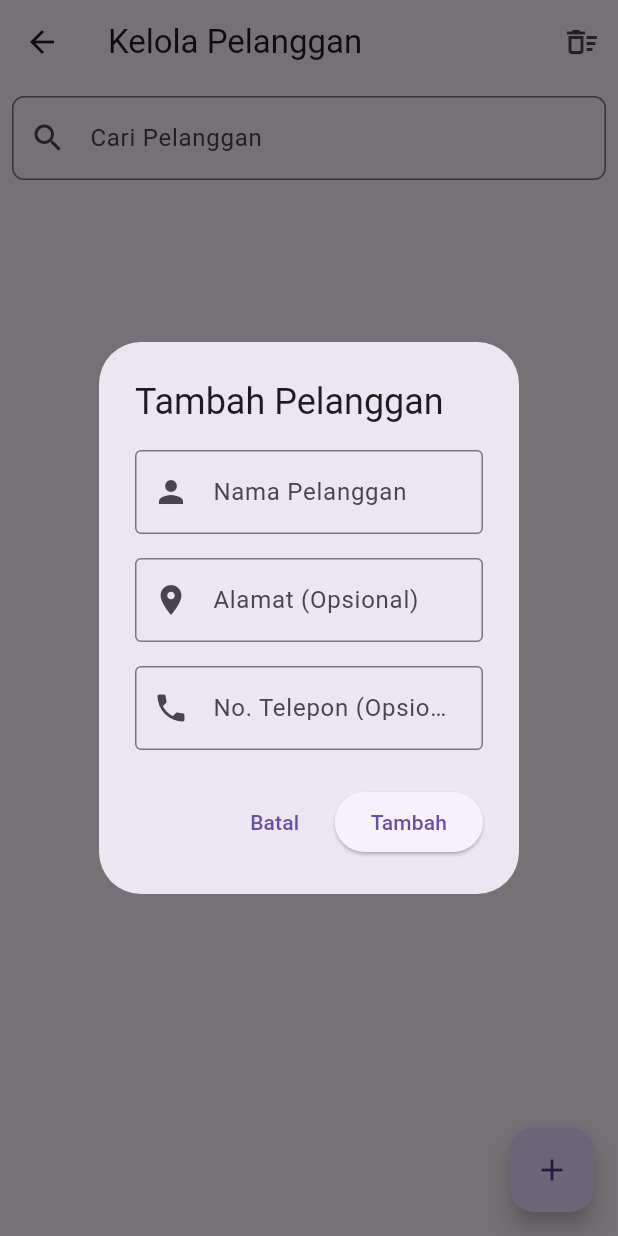
After one commit to adikusumautama/damiu, a Flutter app: the AdminCustomerManagementScreen screen opened directly, after a tap on the "add" icon, on a phone screen of 412 x 824 dp. The commit adds this screen. Run offline on Flutter 3.47's test engine with Material 3 defaults, Android fonts, the phone set to English and light mode, and no system bars; our stand-ins replace cloud_firestore, connectivity_plus, csv, firebase_auth, firebase_core, fl_chart and 2 more; accounts and stored records are empty; project files that could hold a hidden picture were left out.

Commit message:
Hampir final

```diff
--- /dev/null
+++ b/lib/screens/admin/admin_customer_management_screen.dart
@@ -0,0 +1,222 @@
+import 'package:damiu/models/customer_model.dart';
+import 'package:damiu/screens/admin/widgets/add_edit_customer_dialog.dart';
+import 'package:damiu/screens/admin/widgets/customer_list_tile.dart';
+import 'package:damiu/services/firestore_service.dart';
+import 'package:flutter/material.dart';
+
+class AdminCustomerManagementScreen extends StatefulWidget {
+  const AdminCustomerManagementScreen({super.key});
+
+  @override
+  State<AdminCustomerManagementScreen> createState() =>
+      _AdminCustomerManagementScreenState();
+}
+
+class _AdminCustomerManagementScreenState
+    extends State<AdminCustomerManagementScreen> {
+  final FirestoreService _firestoreService = FirestoreService();
+  final TextEditingController _searchController = TextEditingController();
+  String _searchQuery = '';
+
+  @override
+  void initState() {
+    super.initState();
+    _searchController.addListener(() {
+      setState(() {
+        _searchQuery = _searchController.text;
+      });
+    });
+  }
+
+  @override
+  void dispose() {
+    _searchController.dispose();
+    super.dispose();
+  }
+
+  void _handleApiResponse(String? error, String successMessage) {
+    if (!mounted) return;
+    if (error != null) {
+      ScaffoldMessenger.of(context).showSnackBar(
+        SnackBar(content: Text('Error: $error'), backgroundColor: Colors.red),
+      );
+    } else {
+      ScaffoldMessenger.of(context).showSnackBar(
+        SnackBar(content: Text(successMessage), backgroundColor: Colors.green),
+      );
+    }
+  }
+
+  void _showAddEditDialog({Customer? customer}) {
+    showDialog(
+      context: context,
+      builder: (ctx) => AddEditCustomerDialog(
+        customerToEdit: customer,
+        onSubmit: ({
+          required String name,
+          String? address,
+          String? phoneNumber,
+        }) async {
+          if (customer == null) {
+            // Tambah baru
+            final newCustomer = Customer(
+              name: name,
+              address: address,
+              phoneNumber: phoneNumber,
+              createdAt: DateTime.now(),
+              isSynced: true,
+            );
+            final newId = await _firestoreService.addCustomer(newCustomer);
+            _handleApiResponse(
+                newId.isEmpty ? 'Gagal menambah' : null, 'Pelanggan ditambahkan.');
+          } else {
+            // Ubah
+            final updatedCustomer = Customer(
+              firestoreId: customer.firestoreId,
+              name: name,
+              address: address,
+              phoneNumber: phoneNumber,
+              createdAt: customer.createdAt,
+              isSynced: true,
+            );
+            final error = await _firestoreService.updateCustomer(updatedCustomer);
+            _handleApiResponse(error, 'Pelanggan berhasil diperbarui.');
+          }
+        },
+      ),
+    );
+  }
+
+  void _showDeleteConfirmDialog(Customer customer) {
+    showDialog(
+      context: context,
+      builder: (ctx) => AlertDialog(
+        title: const Text('Hapus Pelanggan?'),
+        content: Text(
+            'Anda yakin ingin menghapus pelanggan "${customer.name}"? Tindakan ini tidak dapat dibatalkan.'),
+        actions: [
+          TextButton(
+            child: const Text('Batal'),
+            onPressed: () => Navigator.of(ctx).pop(),
+          ),
+          TextButton(
+            child: const Text('Hapus', style: TextStyle(color: Colors.red)),
+            onPressed: () async {
+              Navigator.of(ctx).pop();
+              if (customer.firestoreId != null) {
+                final error =
+                    await _firestoreService.deleteCustomer(customer.firestoreId!);
+                _handleApiResponse(error, 'Pelanggan berhasil dihapus.');
+              }
+            },
+          ),
+        ],
+      ),
+    );
+  }
+
+  void _showDeleteAllConfirmDialog() {
+    showDialog(
+      context: context,
+      builder: (ctx) => AlertDialog(
+        title: const Text('Hapus Semua Pelanggan?'),
+        content: const Text(
+            'Anda yakin ingin menghapus SEMUA data pelanggan? Tindakan ini tidak dapat dibatalkan.'),
+        actions: [
+          TextButton(
+            child: const Text('Batal'),
+            onPressed: () => Navigator.of(ctx).pop(),
+          ),
+          TextButton(
+            child: const Text('Hapus Semua', style: TextStyle(color: Colors.red)),
+            onPressed: () async {
+              Navigator.of(ctx).pop();
+              final error = await _firestoreService.deleteAllCustomers();
+              _handleApiResponse(error, 'Semua pelanggan berhasil dihapus.');
+            },
+          ),
+        ],
+      ),
+    );
+  }
+
+  @override
+  Widget build(BuildContext context) {
+    return Scaffold(
+      appBar: AppBar(
+        title: const Text('Kelola Pelanggan'),
+        actions: [
+          IconButton(
+            icon: const Icon(Icons.delete_sweep_outlined),
+            tooltip: 'Hapus Semua Pelanggan',
+            onPressed: _showDeleteAllConfirmDialog,
+          ),
+        ],
+      ),
+      body: Column(
+        children: [
+          Padding(
+            padding: const EdgeInsets.all(8.0),
+            child: TextField(
+              controller: _searchController,
+              decoration: InputDecoration(
+                labelText: 'Cari Pelanggan',
+                prefixIcon: const Icon(Icons.search),
+                border: OutlineInputBorder(
+                  borderRadius: BorderRadius.circular(8),
+                ),
+              ),
+            ),
+          ),
+          Expanded(
+            child: StreamBuilder<List<Customer>>(
+              stream: _firestoreService.getCustomersStream(),
+              builder: (context, snapshot) {
+                if (snapshot.connectionState == ConnectionState.waiting) {
+                  return const Center(child: CircularProgressIndicator());
+                }
+                if (snapshot.hasError) {
+                  return Center(child: Text('Error: ${snapshot.error}'));
+                }
+                if (!snapshot.hasData || snapshot.data!.isEmpty) {
+                  return const Center(child: Text('Belum ada data pelanggan.'));
+                }
+
+                final allCustomers = snapshot.data!;
+                final filteredCustomers = allCustomers.where((customer) {
+                  final query = _searchQuery.toLowerCase();
+                  return customer.name.toLowerCase().contains(query) ||
+                      (customer.address?.toLowerCase().contains(query) ??
+                          false) ||
+                      (customer.phoneNumber?.toLowerCase().contains(query) ??
+                          false);
+                }).toList();
+
+                if (filteredCustomers.isEmpty) {
+                  return const Center(child: Text('Pelanggan tidak ditemukan.'));
+                }
+
+                return ListView.builder(
+                  itemCount: filteredCustomers.length,
+                  itemBuilder: (context, index) {
+                    final customer = filteredCustomers[index];
+                    return CustomerListTile(
+                      customer: customer,
+                      onEdit: () => _showAddEditDialog(customer: customer),
+                      onDelete: () => _showDeleteConfirmDialog(customer),
+                    );
+                  },
+                );
+              },
+            ),
+          ),
+        ],
+      ),
+      floatingActionButton: FloatingActionButton(
+        onPressed: () => _showAddEditDialog(),
+        tooltip: 'Tambah Pelanggan',
+        child: const Icon(Icons.add),
+      ),
+    );
+  }
+}
--- /dev/null
+++ b/lib/screens/admin/widgets/add_edit_customer_dialog.dart
@@ -0,0 +1,118 @@
+import 'package:damiu/models/customer_model.dart';
+import 'package:flutter/material.dart';
+
+class AddEditCustomerDialog extends StatefulWidget {
+  final Customer? customerToEdit;
+  final Function({
+    required String name,
+    String? address,
+    String? phoneNumber,
+  }) onSubmit;
+
+  const AddEditCustomerDialog({
+    super.key,
+    this.customerToEdit,
+    required this.onSubmit,
+  });
+
+  @override
+  State<AddEditCustomerDialog> createState() => _AddEditCustomerDialogState();
+}
+
+class _AddEditCustomerDialogState extends State<AddEditCustomerDialog> {
+  final _formKey = GlobalKey<FormState>();
+  late TextEditingController _nameController;
+  late TextEditingController _addressController;
+  late TextEditingController _phoneController;
+
+  @override
+  void initState() {
+    super.initState();
+    _nameController =
+        TextEditingController(text: widget.customerToEdit?.name ?? '');
+    _addressController =
+        TextEditingController(text: widget.customerToEdit?.address ?? '');
+    _phoneController =
+        TextEditingController(text: widget.customerToEdit?.phoneNumber ?? '');
+  }
+
+  @override
+  void dispose() {
+    _nameController.dispose();
+    _addressController.dispose();
+    _phoneController.dispose();
+    super.dispose();
+  }
+
+  void _submitForm() {
+    if (_formKey.currentState!.validate()) {
+      widget.onSubmit(
+        name: _nameController.text.trim(),
+        address: _addressController.text.trim(),
+        phoneNumber: _phoneController.text.trim(),
+      );
+      Navigator.of(context).pop();
+    }
+  }
+
+  @override
+  Widget build(BuildContext context) {
+    return AlertDialog(
+      title: Text(
+          widget.customerToEdit == null ? 'Tambah Pelanggan' : 'Ubah Pelanggan'),
+      content: Form(
+        key: _formKey,
+        child: SingleChildScrollView(
+          child: Column(
+            mainAxisSize: MainAxisSize.min,
+            children: [
+              TextFormField(
+                controller: _nameController,
+                decoration: const InputDecoration(
+                  labelText: 'Nama Pelanggan',
+                  border: OutlineInputBorder(),
+                  prefixIcon: Icon(Icons.person),
+                ),
+                validator: (value) {
+                  if (value == null || value.trim().isEmpty) {
+                    return 'Nama tidak boleh kosong';
+                  }
+                  return null;
+                },
+              ),
+              const SizedBox(height: 16),
+              TextFormField(
+                controller: _addressController,
+                decoration: const InputDecoration(
+                  labelText: 'Alamat (Opsional)',
+                  border: OutlineInputBorder(),
+                  prefixIcon: Icon(Icons.location_on),
+                ),
+              ),
+              const SizedBox(height: 16),
+              TextFormField(
+                controller: _phoneController,
+                decoration: const InputDecoration(
+                  labelText: 'No. Telepon (Opsional)',
+                  border: OutlineInputBorder(),
+                  prefixIcon: Icon(Icons.phone),
+                ),
+                keyboardType: TextInputType.phone,
+              ),
+            ],
+          ),
+        ),
+      ),
+      actions: [
+        TextButton(
+          onPressed: () => Navigator.of(context).pop(),
+          child: const Text('Batal'),
+        ),
+        ElevatedButton(
+          onPressed: _submitForm,
+          child: Text(widget.customerToEdit == null ? 'Tambah' : 'Simpan'),
+        ),
+      ],
+    );
+  }
+}
--- a/lib/screens/home/admin_home_screen.dart
+++ b/lib/screens/home/admin_home_screen.dart
@@ -2,10 +2,10 @@
 
 import 'package:damiu/models/order_model.dart';
 import 'package:damiu/screens/admin/admin_dashboard_screen.dart';
+import 'package:damiu/screens/admin/admin_customer_management_screen.dart';
 import 'package:damiu/screens/admin/admin_firestore_data_view_screen.dart';
 import 'package:damiu/screens/admin/admin_order_management_screen.dart'; // <-- Impor halaman baru
 import 'package:damiu/screens/admin/admin_prediction_view_screen.dart';
-import 'package:damiu/screens/home/widgets/customer_book.dart';
 import 'package:damiu/screens/home/widgets/add_order_dialog.dart';
 import 'package:damiu/services/auth_service.dart';
 import 'package:damiu/services/firestore_service.dart';
@@ -30,7 +30,7 @@ class _AdminHomeScreenState extends State<AdminHomeScreen> {
     AdminPredictionViewScreen(),
     AdminOrderManagementScreen(), // Halaman baru untuk CRUD Pesanan
     AdminFirestoreDataWidget(), // Halaman untuk Rekap Penjualan
-    const CustomerBook(isOnline: true), // Halaman Buku Pelanggan
+    const AdminCustomerManagementScreen(), // Halaman baru untuk CRUD Pelanggan
   ];
 
   void _onItemTapped(int index) {
@@ -50,7 +50,7 @@ class _AdminHomeScreenState extends State<AdminHomeScreen> {
       case 3:
         return 'Rekap Penjualan'; // Judul baru
       case 4:
-        return 'Buku Pelanggan';
+        return 'Kelola Pelanggan';
       default:
         return 'Admin';
     }
```
Also changed, not shown: lib/screens/admin/widgets/customer_list_tile.dart (added, +65 -0 lines), lib/services/firestore_service.dart (+23 -0 lines).
